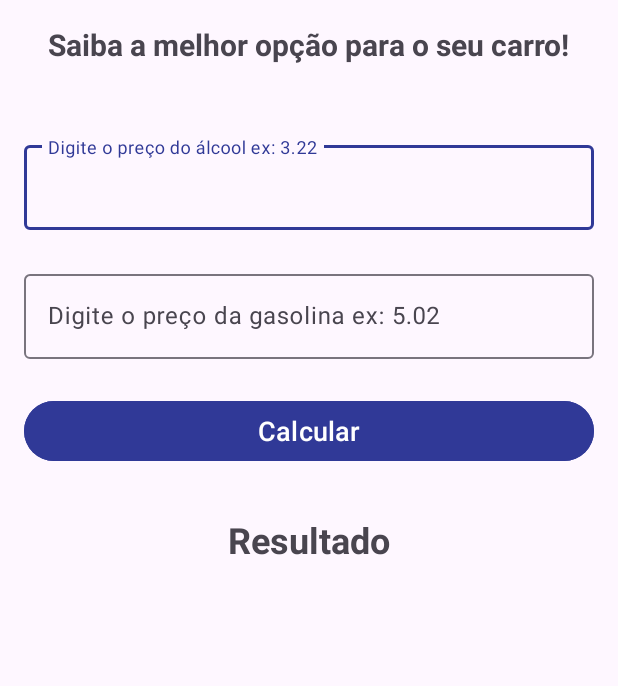
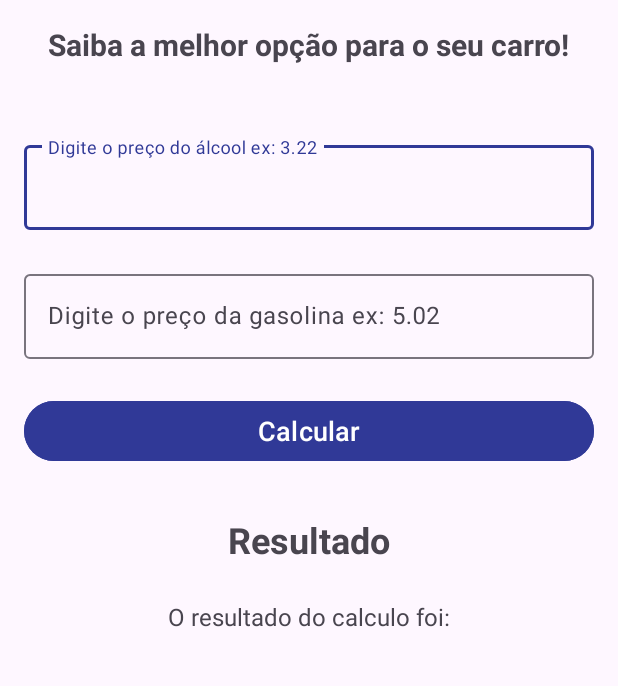
Before and after one commit to MarllonPX4/Alcool_ou_Gasolina, an Android app: the screen it shows after launch (MainActivity), on a phone screen of 412 x 824 dp, the part 171-857 px from its top. Run offline under Robolectric (Android 15) with nearby library versions, the phone set to English and light mode, and no system bars.

```diff
--- a/app/src/main/java/com/example/alcoolougasolina/MainActivity.kt
+++ b/app/src/main/java/com/example/alcoolougasolina/MainActivity.kt
@@ -16,6 +16,7 @@ class MainActivity : AppCompatActivity() {
 
     private  lateinit var buttonCalcular: Button
     private  lateinit var textResult: TextView
+    private lateinit var  textCalculo: TextView
 
 
     override fun onCreate(savedInstanceState: Bundle?) {
@@ -31,6 +32,7 @@ class MainActivity : AppCompatActivity() {
         val precoAlcool = editAlcool.text.toString()
         val precoGasolina = editGasolina.text.toString()
 
+
         val validacao = validarCampos(precoAlcool, precoGasolina)
 
         if(validacao){
@@ -38,8 +40,11 @@ class MainActivity : AppCompatActivity() {
 
             if (resultado >= 0.7){
                 textResult.text = "Melhor utilizar Gasolina"
+                textCalculo.text = "$resultado"
+                textCalculo.text = "O resultado do calculo foi: $resultado"
             }else{
                 textResult.text = "Melhor utilizar Álcool"
+                textCalculo.text = "O resultado do calculo foi: $resultado"
             }
         }
     }
@@ -67,5 +72,6 @@ class MainActivity : AppCompatActivity() {
 
         buttonCalcular = findViewById(R.id.button_Calcular)
         textResult = findViewById(R.id.text_Result)
+        textCalculo = findViewById(R.id.textCalculo)
     }
 }
--- a/app/src/main/res/layout/activity_main.xml
+++ b/app/src/main/res/layout/activity_main.xml
@@ -114,4 +114,16 @@
         app:layout_constraintStart_toStartOf="parent"
         app:layout_constraintTop_toBottomOf="@+id/button_Calcular" />
 
+    <TextView
+        android:id="@+id/textCalculo"
+        android:layout_width="wrap_content"
+        android:layout_height="wrap_content"
+        android:layout_marginTop="24dp"
+        android:text="@string/textCalculo"
+        android:textSize="16sp"
+        app:layout_constraintEnd_toEndOf="parent"
+        app:layout_constraintHorizontal_bias="0.5"
+        app:layout_constraintStart_toStartOf="parent"
+        app:layout_constraintTop_toBottomOf="@+id/text_Result" />
+
 </androidx.constraintlayout.widget.ConstraintLayout>
--- a/app/src/main/res/values/strings.xml
+++ b/app/src/main/res/values/strings.xml
@@ -5,6 +5,6 @@
     <string name="TextResult">Resultado</string>
     <string name="HintAlcool">Digite o preço do álcool ex: 3.22</string>
     <string name="HintGasolina">Digite o preço da gasolina ex: 5.02</string>
-
+    <string name="textCalculo">O resultado do calculo foi: </string>
 
 </resources>
```
